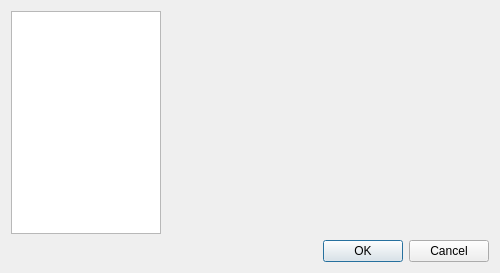
dguihal/quteqoin, file ui/qqsettingsmanager.ui: the form before one commit.
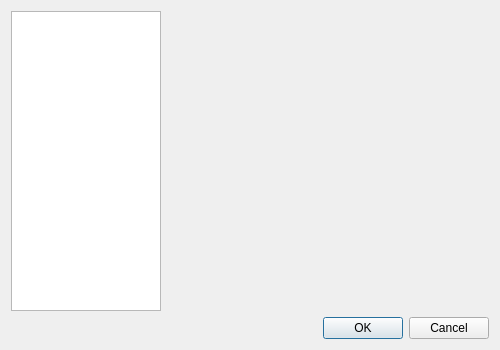
The form after the commit.

```diff
--- a/ui/qqsettingsmanager.ui
+++ b/ui/qqsettingsmanager.ui
@@ -7,7 +7,7 @@
     <x>0</x>
     <y>0</y>
     <width>500</width>
-    <height>267</height>
+    <height>350</height>
    </rect>
   </property>
   <property name="sizePolicy">
```
